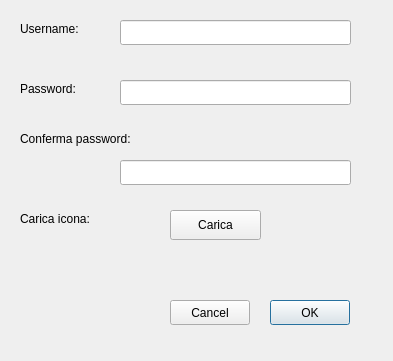
The window that Malnati_Client/registration.ui (PDSEditor/NjoiN) describes before a commit, drawn with Qt 5.
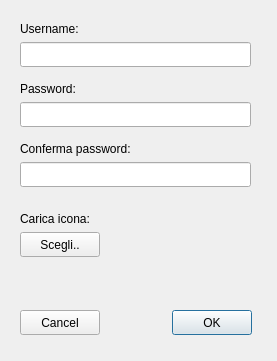
The same window after the commit.

Commit message: added immagine visibile alla registrazione login meglio impaginata settato titolo registration.ui

Patch:
```diff
--- a/Malnati_Client/registration.ui
+++ b/Malnati_Client/registration.ui
@@ -6,7 +6,7 @@
    <rect>
     <x>0</x>
     <y>0</y>
-    <width>393</width>
+    <width>277</width>
     <height>361</height>
    </rect>
   </property>
@@ -16,8 +16,8 @@
   <widget class="QLineEdit" name="lineEdit">
    <property name="geometry">
     <rect>
-     <x>120</x>
-     <y>20</y>
+     <x>20</x>
+     <y>42</y>
      <width>231</width>
      <height>25</height>
     </rect>
@@ -52,8 +52,8 @@
   <widget class="QLineEdit" name="lineEdit_2">
    <property name="geometry">
     <rect>
-     <x>120</x>
-     <y>80</y>
+     <x>20</x>
+     <y>102</y>
      <width>231</width>
      <height>25</height>
     </rect>
@@ -65,8 +65,8 @@
   <widget class="QLineEdit" name="lineEdit_3">
    <property name="geometry">
     <rect>
-     <x>120</x>
-     <y>160</y>
+     <x>20</x>
+     <y>162</y>
      <width>231</width>
      <height>25</height>
     </rect>
@@ -79,7 +79,7 @@
    <property name="geometry">
     <rect>
      <x>20</x>
-     <y>130</y>
+     <y>140</y>
      <width>171</width>
      <height>17</height>
     </rect>
@@ -91,8 +91,8 @@
   <widget class="QPushButton" name="pushButton">
    <property name="geometry">
     <rect>
-     <x>270</x>
-     <y>300</y>
+     <x>172</x>
+     <y>310</y>
      <width>80</width>
      <height>25</height>
     </rect>
@@ -104,8 +104,8 @@
   <widget class="QPushButton" name="pushButton_2">
    <property name="geometry">
     <rect>
-     <x>170</x>
-     <y>300</y>
+     <x>20</x>
+     <y>310</y>
      <width>80</width>
      <height>25</height>
     </rect>
@@ -130,14 +130,42 @@
   <widget class="QPushButton" name="pushButton_3">
    <property name="geometry">
     <rect>
-     <x>170</x>
-     <y>210</y>
-     <width>91</width>
-     <height>30</height>
+     <x>20</x>
+     <y>232</y>
+     <width>80</width>
+     <height>25</height>
     </rect>
    </property>
    <property name="text">
-    <string>Carica</string>
+    <string>Scegli..</string>
+   </property>
+  </widget>
+  <widget class="QLabel" name="image_pic_2">
+   <property name="geometry">
+    <rect>
+     <x>162</x>
+     <y>206</y>
+     <width>90</width>
+     <height>90</height>
+    </rect>
+   </property>
+   <property name="sizePolicy">
+    <sizepolicy hsizetype="Expanding" vsizetype="Expanding">
+     <horstretch>0</horstretch>
+     <verstretch>0</verstretch>
+    </sizepolicy>
+   </property>
+   <property name="frameShape">
+    <enum>QFrame::NoFrame</enum>
+   </property>
+   <property name="frameShadow">
+    <enum>QFrame::Raised</enum>
+   </property>
+   <property name="text">
+    <string notr="true"/>
+   </property>
+   <property name="scaledContents">
+    <bool>true</bool>
    </property>
   </widget>
  </widget>
```
The commit also changes 2 other files.
